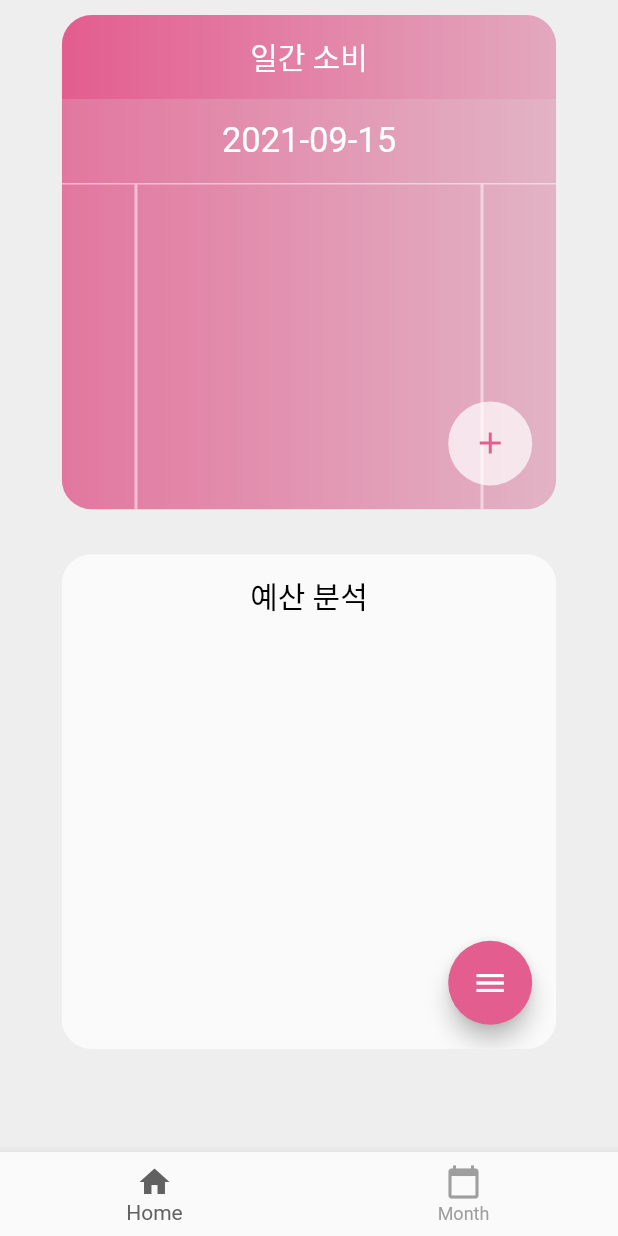
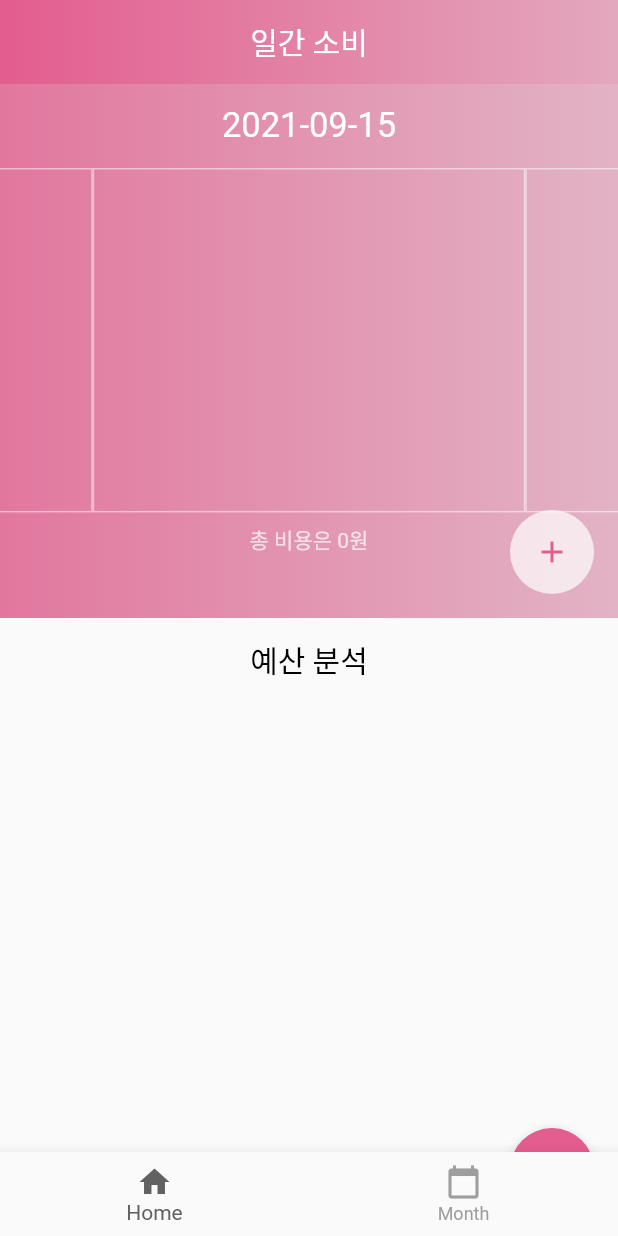
Before and after one commit to woojin8651/flutter_practice, a Flutter app: the screen it shows after launch, on a phone screen of 412 x 824 dp. Run offline on Flutter 3.47's test engine with Material 2 defaults, Android fonts, the phone set to English and light mode, and no system bars; our stand-ins replace fl_chart, geolocator, numberpicker, pie_chart, sqflite, syncfusion_flutter_datepicker; accounts and stored records are empty; Roboto replaces fonts that are missing (NanumGothic).

Commit message:
월간 그래프 추가

```diff
--- a/lib/screens/DailyViewPage.dart
+++ b/lib/screens/DailyViewPage.dart
@@ -41,18 +41,15 @@ class _DailyViewPageState extends State<DailyViewPage> {
   @override
   Widget build(BuildContext context) {
     return Container(
-      padding: EdgeInsets.all(10.0),
       child: dailyPages(),
     );
   }
   //
   Widget dailyPages(){
     return Center(
-      child: ClipRRect(
-          borderRadius: BorderRadius.circular(20.0),
       child: Container(
-            width: MediaQuery.of(context).size.width*4/5,
-            height: MediaQuery.of(context).size.width*4/5,
+        width: MediaQuery.of(context).size.width,
+        height: MediaQuery.of(context).size.height/2,
         decoration: BoxDecoration(gradient: AppColors.BgGradient),
         child: Scaffold(
             appBar: AppBar(
@@ -86,7 +83,6 @@ class _DailyViewPageState extends State<DailyViewPage> {
             )
         ),
       )
-      ),
     );
   }
   //페이지
--- a/lib/screens/MonthLineChartView.dart
+++ b/lib/screens/MonthLineChartView.dart
@@ -53,7 +53,7 @@ class Chart extends StatelessWidget {
               );
             }
             else if(snap.hasError)
-              return Text("에러");
+              return Text("저장된 데이터가 없습니다.");
             return Center(
               child: SizedBox(
                 child: CircularProgressIndicator(),
@@ -113,7 +113,8 @@ class Chart extends StatelessWidget {
       lineBarsData: [
         LineChartBarData(
         spots:makeSpot(monthDatas),
-        isCurved: false,
+        isCurved: true,
+        preventCurveOverShooting: true,
         colors: gradientColors,
         barWidth: 5,
         isStrokeCapRound: true,
--- a/lib/screens/PieChartView.dart
+++ b/lib/screens/PieChartView.dart
@@ -45,18 +45,15 @@ class _PieChartViewState extends State<PieChartView> with TickerProviderStateMix
   Widget build(BuildContext context) {
 
     return Container(
-      padding: EdgeInsets.all(20.0),
       child: piePages(),
     );
   }
   Widget piePages(){
     return Center(
-      child: ClipRRect(
-        borderRadius: BorderRadius.circular(20.0),
-        child: Container(
+      child:Container(
         color: Colors.white,
-          width: MediaQuery.of(context).size.width*4/5,
-          height: MediaQuery.of(context).size.width*4/5,
+        width: MediaQuery.of(context).size.width,
+        height: MediaQuery.of(context).size.height/2,
         child: Scaffold(
           appBar: AppBar(
             title: Center(
@@ -89,7 +86,6 @@ class _PieChartViewState extends State<PieChartView> with TickerProviderStateMix
           floatingActionButton: _getFSD(),
         ),
       ),
-      ),
     );
   }
   var _pageController = PageController(
@@ -119,8 +115,8 @@ class _PieChartViewState extends State<PieChartView> with TickerProviderStateMix
                   ),
                 ),
                 Container(
-                  width: MediaQuery.of(context).size.width*4/5,
-                  height: MediaQuery.of(context).size.width*4/5-200,
+                  width: MediaQuery.of(context).size.width,
+                  height: MediaQuery.of(context).size.height/2-200,
                   child: PieChart(
                     dataMap: datas[idx].PieData,
                     animationDuration: Duration(milliseconds: 1000),
```
Also changed, not shown: lib/screens/MonthPage.dart (+4 -3 lines). Lines whose indentation alone changed are shown as unchanged.
